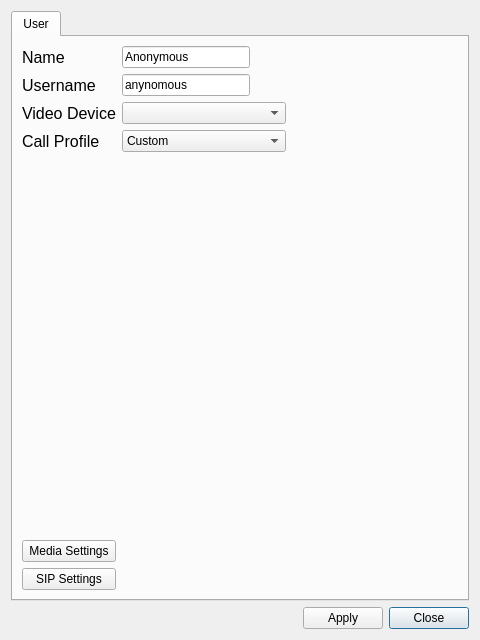
Above: ui/settings.ui from ultravideo/uvgComm before the change. Below: the same form after it.
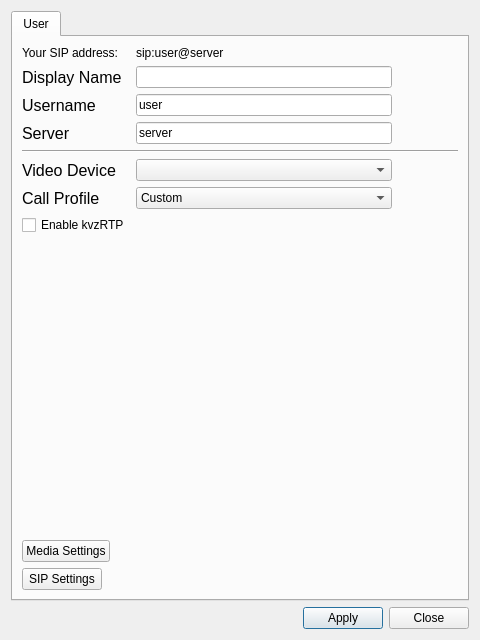
That is the form after the change.

Commit message: feature(Settings): Move settings to more logical locations.

Diff of the .ui file:
```diff
--- a/ui/settings.ui
+++ b/ui/settings.ui
@@ -14,10 +14,10 @@
    <string>Settings</string>
   </property>
   <layout class="QGridLayout" name="gridLayout">
-   <item row="2" column="2">
-    <widget class="QPushButton" name="close">
+   <item row="2" column="1">
+    <widget class="QPushButton" name="save">
      <property name="text">
-      <string>Close</string>
+      <string>Apply</string>
      </property>
     </widget>
    </item>
@@ -34,10 +34,10 @@
      </property>
     </spacer>
    </item>
-   <item row="2" column="1">
-    <widget class="QPushButton" name="save">
+   <item row="2" column="2">
+    <widget class="QPushButton" name="close">
      <property name="text">
-      <string>Apply</string>
+      <string>Close</string>
      </property>
     </widget>
    </item>
@@ -50,56 +50,110 @@
       <attribute name="title">
        <string>User</string>
       </attribute>
-      <layout class="QGridLayout" name="gridLayout_4">
-       <item row="4" column="1">
-        <widget class="QComboBox" name="videoDevice">
-         <property name="minimumSize">
+      <layout class="QFormLayout" name="formLayout">
+       <item row="0" column="0">
+        <widget class="QLabel" name="label_sip">
+         <property name="text">
+          <string>Your SIP address:</string>
+         </property>
+        </widget>
+       </item>
+       <item row="0" column="1">
+        <widget class="QLabel" name="sipAddress">
+         <property name="maximumSize">
           <size>
-           <width>164</width>
-           <height>0</height>
+           <width>256</width>
+           <height>16777215</height>
           </size>
          </property>
+         <property name="text">
+          <string>sip:user@server</string>
+         </property>
+        </widget>
+       </item>
+       <item row="1" column="0">
+        <widget class="QLabel" name="Name">
+         <property name="font">
+          <font>
+           <pointsize>12</pointsize>
+          </font>
+         </property>
+         <property name="text">
+          <string>Display Name</string>
+         </property>
+        </widget>
+       </item>
+       <item row="1" column="1">
+        <widget class="QLineEdit" name="name_edit">
          <property name="maximumSize">
           <size>
-           <width>164</width>
+           <width>256</width>
            <height>16777215</height>
           </size>
          </property>
+         <property name="text">
+          <string/>
+         </property>
         </widget>
        </item>
-       <item row="7" column="0" colspan="2">
-        <spacer name="verticalSpacer_2">
+       <item row="2" column="0">
+        <widget class="QLabel" name="Username">
+         <property name="font">
+          <font>
+           <pointsize>12</pointsize>
+          </font>
+         </property>
+         <property name="text">
+          <string>Username</string>
+         </property>
+        </widget>
+       </item>
+       <item row="2" column="1">
+        <widget class="QLineEdit" name="username_edit">
+         <property name="maximumSize">
+          <size>
+           <width>256</width>
+           <height>16777215</height>
+          </size>
+         </property>
+         <property name="text">
+          <string>user</string>
+         </property>
+        </widget>
+       </item>
+       <item row="3" column="0">
+        <widget class="QLabel" name="label_server">
+         <property name="font">
+          <font>
+           <pointsize>12</pointsize>
+          </font>
+         </property>
+         <property name="text">
+          <string>Server</string>
+         </property>
+        </widget>
+       </item>
+       <item row="3" column="1">
+        <widget class="QLineEdit" name="serverAddress">
+         <property name="maximumSize">
+          <size>
+           <width>256</width>
+           <height>16777215</height>
+          </size>
+         </property>
+         <property name="text">
+          <string>server</string>
+         </property>
+        </widget>
+       </item>
+       <item row="4" column="0" colspan="2">
+        <widget class="Line" name="line">
          <property name="orientation">
-          <enum>Qt::Vertical</enum>
-         </property>
-         <property name="sizeHint" stdset="0">
-          <size>
-           <width>20</width>
-           <height>300</height>
-          </size>
-         </property>
-        </spacer>
-       </item>
-       <item row="9" column="0">
-        <widget class="QPushButton" name="advanced_settings_button">
-         <property name="text">
-          <string>SIP Settings</string>
+          <enum>Qt::Horizontal</enum>
          </property>
         </widget>
        </item>
        <item row="5" column="0">
-        <widget class="QLabel" name="label_2">
-         <property name="font">
-          <font>
-           <pointsize>12</pointsize>
-          </font>
-         </property>
-         <property name="text">
-          <string>Call Profile</string>
-         </property>
-        </widget>
-       </item>
-       <item row="4" column="0">
         <widget class="QLabel" name="VideoDeviceLabel">
          <property name="font">
           <font>
@@ -111,33 +165,42 @@
          </property>
         </widget>
        </item>
-       <item row="2" column="2" rowspan="6">
-        <spacer name="horizontalSpacer_2">
-         <property name="orientation">
-          <enum>Qt::Horizontal</enum>
-         </property>
-         <property name="sizeHint" stdset="0">
-          <size>
-           <width>40</width>
-           <height>20</height>
-          </size>
-         </property>
-        </spacer>
-       </item>
-       <item row="3" column="0">
-        <widget class="QLabel" name="Username">
-         <property name="font">
-          <font>
-           <pointsize>12</pointsize>
-          </font>
-         </property>
-         <property name="text">
-          <string>Username</string>
-         </property>
-        </widget>
-       </item>
        <item row="5" column="1">
+        <widget class="QComboBox" name="videoDevice">
+         <property name="minimumSize">
+          <size>
+           <width>164</width>
+           <height>0</height>
+          </size>
+         </property>
+         <property name="maximumSize">
+          <size>
+           <width>256</width>
+           <height>16777215</height>
+          </size>
+         </property>
+        </widget>
+       </item>
+       <item row="6" column="0">
+        <widget class="QLabel" name="label_call">
+         <property name="font">
+          <font>
+           <pointsize>12</pointsize>
+          </font>
+         </property>
+         <property name="text">
+          <string>Call Profile</string>
+         </property>
+        </widget>
+       </item>
+       <item row="6" column="1">
         <widget class="QComboBox" name="comboBox">
+         <property name="maximumSize">
+          <size>
+           <width>256</width>
+           <height>16777215</height>
+          </size>
+         </property>
          <item>
           <property name="text">
            <string>Custom</string>
@@ -145,45 +208,7 @@
          </item>
         </widget>
        </item>
-       <item row="3" column="1">
-        <widget class="QLineEdit" name="username_edit">
-         <property name="maximumSize">
-          <size>
-           <width>128</width>
-           <height>16777215</height>
-          </size>
-         </property>
-         <property name="text">
-          <string>anynomous</string>
-         </property>
-        </widget>
-       </item>
-       <item row="2" column="0">
-        <widget class="QLabel" name="Name">
-         <property name="font">
-          <font>
-           <pointsize>12</pointsize>
-          </font>
-         </property>
-         <property name="text">
-          <string>Name</string>
-         </property>
-        </widget>
-       </item>
-       <item row="2" column="1">
-        <widget class="QLineEdit" name="name_edit">
-         <property name="maximumSize">
-          <size>
-           <width>128</width>
-           <height>16777215</height>
-          </size>
-         </property>
-         <property name="text">
-          <string>Anonymous</string>
-         </property>
-        </widget>
-       </item>
-       <item row="8" column="0">
+       <item row="9" column="0">
         <widget class="QPushButton" name="custom_settings_button">
          <property name="enabled">
           <bool>true</bool>
@@ -193,6 +218,33 @@
          </property>
         </widget>
        </item>
+       <item row="10" column="0">
+        <widget class="QPushButton" name="advanced_settings_button">
+         <property name="text">
+          <string>SIP Settings</string>
+         </property>
+        </widget>
+       </item>
+       <item row="8" column="0" colspan="2">
+        <spacer name="verticalSpacer_2">
+         <property name="orientation">
+          <enum>Qt::Vertical</enum>
+         </property>
+         <property name="sizeHint" stdset="0">
+          <size>
+           <width>20</width>
+           <height>300</height>
+          </size>
+         </property>
+        </spacer>
+       </item>
+       <item row="7" column="0">
+        <widget class="QCheckBox" name="kvzRTP">
+         <property name="text">
+          <string>Enable kvzRTP</string>
+         </property>
+        </widget>
+       </item>
       </layout>
      </widget>
     </widget>
```
The commit also changes 4 other files.
